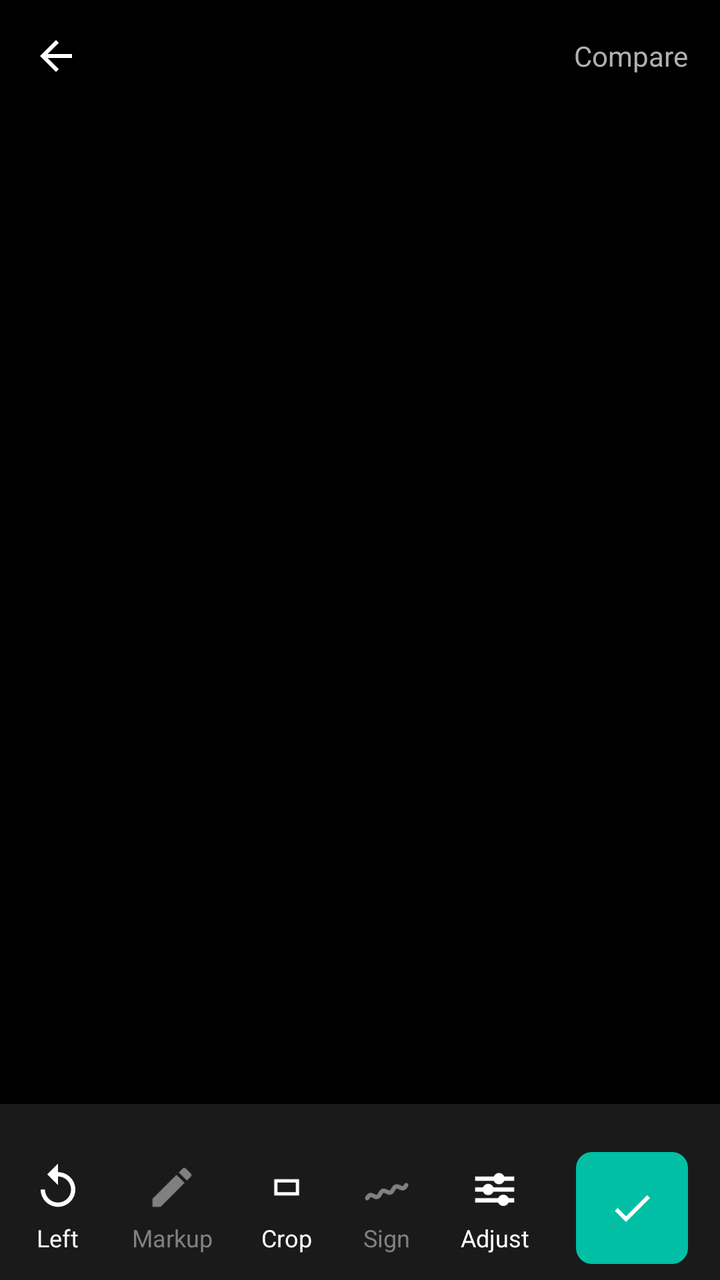
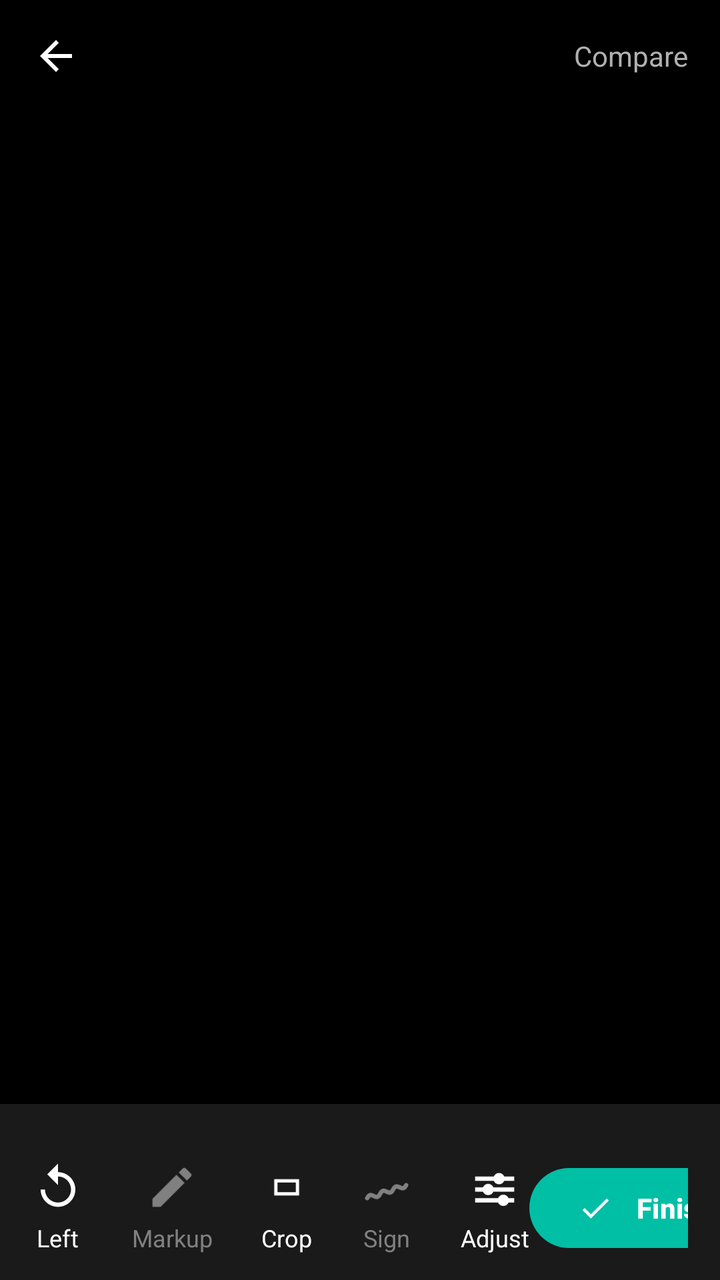

An Android layout rendered at two revisions. The XML below is the earlier revision; the diff shows what the commit changed to produce the second picture.
<!-- AndroidManifest.xml: application theme Theme.Hakunaa -->
<!-- res/layout/activity_enhance.xml -->
<?xml version="1.0" encoding="utf-8"?>
<LinearLayout xmlns:android="http://schemas.android.com/apk/res/android"
    android:layout_width="match_parent"
    android:layout_height="match_parent"
    android:background="#000000"
    android:orientation="vertical">

    
    <LinearLayout
        android:layout_width="match_parent"
        android:layout_height="56dp"
        android:gravity="center_vertical"
        android:orientation="horizontal"
        android:paddingStart="8dp"
        android:paddingEnd="16dp">

        <ImageButton
            android:id="@+id/btnBack"
            android:layout_width="40dp"
            android:layout_height="40dp"
            android:background="@android:color/transparent"
            android:contentDescription="Back"
            android:src="@drawable/ic_arrow_back"
            android:tint="#FFFFFF" />

        <EditText
            android:id="@+id/etDocName"
            android:layout_width="0dp"
            android:layout_height="wrap_content"
            android:layout_marginStart="8dp"
            android:layout_weight="1"
            android:background="@android:color/transparent"
            android:textColor="#FFFFFF"
            android:textSize="18sp" />

        
        <TextView
            android:id="@+id/tvPageIndicator"
            android:layout_width="wrap_content"
            android:layout_height="wrap_content"
            android:layout_marginEnd="12dp"
            android:text=""
            android:textColor="#FFFFFF"
            android:textSize="14sp"
            android:visibility="gone" />

        <TextView
            android:layout_width="wrap_content"
            android:layout_height="wrap_content"
            android:text="Compare"
            android:textColor="#B0B0B0"
            android:textSize="14sp" />
    </LinearLayout>

    
    <ImageView
        android:id="@+id/ivPage"
        android:layout_width="match_parent"
        android:layout_height="0dp"
        android:layout_weight="1"
        android:layout_marginTop="32dp"
        android:scaleType="fitCenter" />

    
    <HorizontalScrollView
        android:layout_width="match_parent"
        android:layout_height="wrap_content"
        android:background="#1A1A1A"
        android:paddingTop="8dp"
        android:paddingBottom="8dp">

        <LinearLayout
            android:id="@+id/filterRow"
            android:layout_width="wrap_content"
            android:layout_height="wrap_content"
            android:orientation="horizontal"
            android:paddingStart="8dp"
            android:paddingEnd="8dp" />
    </HorizontalScrollView>

    
    <LinearLayout
        android:id="@+id/adjustPanel"
        android:layout_width="match_parent"
        android:layout_height="wrap_content"
        android:background="#1A1A1A"
        android:orientation="vertical"
        android:paddingStart="16dp"
        android:paddingEnd="16dp"
        android:paddingTop="4dp"
        android:paddingBottom="8dp"
        android:visibility="gone">

        <LinearLayout
            android:layout_width="match_parent"
            android:layout_height="wrap_content"
            android:gravity="center_vertical"
            android:orientation="horizontal">

            <TextView
                android:layout_width="wrap_content"
                android:layout_height="wrap_content"
                android:text="Adjust"
                android:textColor="#FFFFFF"
                android:textSize="14sp"
                android:textStyle="bold" />

            <View
                android:layout_width="0dp"
                android:layout_height="0dp"
                android:layout_weight="1" />

            <TextView
                android:id="@+id/btnAdjustReset"
                android:layout_width="wrap_content"
                android:layout_height="wrap_content"
                android:padding="8dp"
                android:text="Reset"
                android:textColor="#00BFA5"
                android:textSize="14sp" />

            <TextView
                android:id="@+id/btnAdjustClose"
                android:layout_width="wrap_content"
                android:layout_height="wrap_content"
                android:padding="8dp"
                android:text="✕"
                android:textColor="#B0B0B0"
                android:textSize="14sp" />
        </LinearLayout>

        <LinearLayout
            android:layout_width="match_parent"
            android:layout_height="wrap_content"
            android:gravity="center_vertical"
            android:orientation="horizontal">

            <TextView
                android:layout_width="90dp"
                android:layout_height="wrap_content"
                android:text="Brightness"
                android:textColor="#B0B0B0"
                android:textSize="13sp" />

            <SeekBar
                android:id="@+id/seekBrightness"
                android:layout_width="0dp"
                android:layout_height="wrap_content"
                android:layout_weight="1"
                android:max="200"
                android:progress="100"
                android:progressTint="#00BFA5"
                android:thumbTint="#00BFA5" />

            <TextView
                android:id="@+id/tvBrightnessValue"
                android:layout_width="40dp"
                android:layout_height="wrap_content"
                android:gravity="end"
                android:text="0"
                android:textColor="#FFFFFF"
                android:textSize="13sp" />
        </LinearLayout>

        <LinearLayout
            android:layout_width="match_parent"
            android:layout_height="wrap_content"
            android:gravity="center_vertical"
            android:orientation="horizontal">

            <TextView
                android:layout_width="90dp"
                android:layout_height="wrap_content"
                android:text="Contrast"
                android:textColor="#B0B0B0"
                android:textSize="13sp" />

            <SeekBar
                android:id="@+id/seekContrast"
                android:layout_width="0dp"
                android:layout_height="wrap_content"
                android:layout_weight="1"
                android:max="150"
                android:progress="50"
                android:progressTint="#00BFA5"
                android:thumbTint="#00BFA5" />

            <TextView
                android:id="@+id/tvContrastValue"
                android:layout_width="40dp"
                android:layout_height="wrap_content"
                android:gravity="end"
                android:text="1.00"
                android:textColor="#FFFFFF"
                android:textSize="13sp" />
        </LinearLayout>

        <LinearLayout
            android:layout_width="match_parent"
            android:layout_height="wrap_content"
            android:gravity="center_vertical"
            android:orientation="horizontal">

            <TextView
                android:layout_width="90dp"
                android:layout_height="wrap_content"
                android:text="Sharpness"
                android:textColor="#B0B0B0"
                android:textSize="13sp" />

            <SeekBar
                android:id="@+id/seekSharpness"
                android:layout_width="0dp"
                android:layout_height="wrap_content"
                android:layout_weight="1"
                android:max="100"
                android:progress="40"
                android:progressTint="#00BFA5"
                android:thumbTint="#00BFA5" />

            <TextView
                android:id="@+id/tvSharpnessValue"
                android:layout_width="40dp"
                android:layout_height="wrap_content"
                android:gravity="end"
                android:text="40"
                android:textColor="#FFFFFF"
                android:textSize="13sp" />
        </LinearLayout>
    </LinearLayout>

    
    <LinearLayout
        android:id="@+id/applyAllRow"
        android:layout_width="match_parent"
        android:layout_height="wrap_content"
        android:background="#1A1A1A"
        android:gravity="center_vertical"
        android:orientation="horizontal"
        android:paddingStart="16dp"
        android:paddingEnd="16dp"
        android:paddingTop="4dp"
        android:paddingBottom="8dp"
        android:visibility="gone">

        <CheckBox
            android:id="@+id/cbApplyAll"
            android:layout_width="wrap_content"
            android:layout_height="wrap_content"
            android:buttonTint="#00BFA5"
            android:text="Apply to all pages"
            android:textColor="#FFFFFF"
            android:textSize="14sp" />

        <TextView
            android:id="@+id/tvApplyAllCount"
            android:layout_width="wrap_content"
            android:layout_height="wrap_content"
            android:layout_marginStart="8dp"
            android:text=""
            android:textColor="#808080"
            android:textSize="13sp" />
    </LinearLayout>

    
    <LinearLayout
        android:layout_width="match_parent"
        android:layout_height="72dp"
        android:background="#1A1A1A"
        android:gravity="center_vertical"
        android:orientation="horizontal"
        android:paddingStart="16dp"
        android:paddingEnd="16dp">

        <LinearLayout
            android:id="@+id/btnRotateLeft"
            android:layout_width="wrap_content"
            android:layout_height="wrap_content"
            android:gravity="center"
            android:orientation="vertical">

            <ImageView
                android:layout_width="26dp"
                android:layout_height="26dp"
                android:src="@drawable/ic_rotate_left"
                android:tint="#FFFFFF" />

            <TextView
                android:layout_width="wrap_content"
                android:layout_height="wrap_content"
                android:layout_marginTop="4dp"
                android:text="Left"
                android:textColor="#FFFFFF"
                android:textSize="12sp" />
        </LinearLayout>

        <LinearLayout
            android:layout_width="wrap_content"
            android:layout_height="wrap_content"
            android:layout_marginStart="24dp"
            android:gravity="center"
            android:orientation="vertical">

            <ImageView
                android:layout_width="26dp"
                android:layout_height="26dp"
                android:src="@drawable/ic_markup"
                android:tint="#808080" />

            <TextView
                android:layout_width="wrap_content"
                android:layout_height="wrap_content"
                android:layout_marginTop="4dp"
                android:text="Markup"
                android:textColor="#808080"
                android:textSize="12sp" />
        </LinearLayout>

        
        <LinearLayout
            android:id="@+id/btnCrop"
            android:layout_width="wrap_content"
            android:layout_height="wrap_content"
            android:layout_marginStart="24dp"
            android:gravity="center"
            android:orientation="vertical">

            <ImageView
                android:layout_width="26dp"
                android:layout_height="26dp"
                android:src="@drawable/ic_crop"
                android:tint="#FFFFFF" />

            <TextView
                android:layout_width="wrap_content"
                android:layout_height="wrap_content"
                android:layout_marginTop="4dp"
                android:text="Crop"
                android:textColor="#FFFFFF"
                android:textSize="12sp" />
        </LinearLayout>

        <LinearLayout
            android:layout_width="wrap_content"
            android:layout_height="wrap_content"
            android:layout_marginStart="24dp"
            android:gravity="center"
            android:orientation="vertical">

            <ImageView
                android:layout_width="26dp"
                android:layout_height="26dp"
                android:src="@drawable/ic_sign"
                android:tint="#808080" />

            <TextView
                android:layout_width="wrap_content"
                android:layout_height="wrap_content"
                android:layout_marginTop="4dp"
                android:text="Sign"
                android:textColor="#808080"
                android:textSize="12sp" />
        </LinearLayout>

        
        <LinearLayout
            android:id="@+id/btnAdjust"
            android:layout_width="wrap_content"
            android:layout_height="wrap_content"
            android:layout_marginStart="24dp"
            android:gravity="center"
            android:orientation="vertical">

            <ImageView
                android:id="@+id/ivAdjustIcon"
                android:layout_width="26dp"
                android:layout_height="26dp"
                android:src="@drawable/ic_tune"
                android:tint="#FFFFFF" />

            <TextView
                android:id="@+id/tvAdjustLabel"
                android:layout_width="wrap_content"
                android:layout_height="wrap_content"
                android:layout_marginTop="4dp"
                android:text="Adjust"
                android:textColor="#FFFFFF"
                android:textSize="12sp" />
        </LinearLayout>

        <View
            android:layout_width="0dp"
            android:layout_height="0dp"
            android:layout_weight="1" />

        <ImageButton
            android:id="@+id/btnSave"
            android:layout_width="56dp"
            android:layout_height="56dp"
            android:background="@drawable/bg_teal_button"
            android:contentDescription="Save"
            android:src="@drawable/ic_check"
            android:tint="#FFFFFF" />
    </LinearLayout>
</LinearLayout>
<!-- resources referenced by this layout -->
<resources>
  <!-- drawable bg_teal_button (drawable) -->
  <?xml version="1.0" encoding="utf-8"?>
  <shape xmlns:android="http://schemas.android.com/apk/res/android"
      android:shape="rectangle">
      <corners android:radius="8dp" />
      <solid android:color="#00BFA5" />
  </shape>
  <!-- drawable ic_arrow_back (drawable) -->
  <vector xmlns:android="http://schemas.android.com/apk/res/android"
      android:width="24dp"
      android:height="24dp"
      android:viewportWidth="24"
      android:viewportHeight="24"
      android:tint="#111827">
      <path
          android:fillColor="#FF000000"
          android:pathData="M20,11H7.83l5.59,-5.59L12,4l-8,8 8,8 1.41,-1.41L7.83,13H20v-2z" />
  </vector>
  <!-- drawable ic_check (drawable) -->
  <?xml version="1.0" encoding="utf-8"?>
  <vector xmlns:android="http://schemas.android.com/apk/res/android"
      android:width="24dp"
      android:height="24dp"
      android:viewportWidth="24"
      android:viewportHeight="24">
      <path
          android:fillColor="#FFFFFF"
          android:pathData="M9,16.17L4.83,12l-1.42,1.41L9,19 21,7l-1.41,-1.41z" />
  </vector>
  <!-- drawable ic_rotate_left (drawable) -->
  <?xml version="1.0" encoding="utf-8"?>
  <vector xmlns:android="http://schemas.android.com/apk/res/android"
      android:width="24dp"
      android:height="24dp"
      android:viewportWidth="24"
      android:viewportHeight="24">
      <path
          android:fillColor="#FFFFFF"
          android:pathData="M12,5V1L7,6l5,5V7c3.31,0 6,2.69 6,6s-2.69,6 -6,6 -6,-2.69 -6,-6H4c0,4.42 3.58,8 8,8s8,-3.58 8,-8 -3.58,-8 -8,-8z" />
  </vector>
  <!-- drawable ic_sign (drawable) -->
  <?xml version="1.0" encoding="utf-8"?>
  <vector xmlns:android="http://schemas.android.com/apk/res/android"
      android:width="24dp"
      android:height="24dp"
      android:viewportWidth="24"
      android:viewportHeight="24">
      <path
          android:fillColor="#00000000"
          android:pathData="M3,17C5,13 7,19 9,15C11,11 13,17 15,13C17,9 19,15 21,11"
          android:strokeColor="#FFFFFF"
          android:strokeWidth="2"
          android:strokeLineCap="round" />
  </vector>
  <color name="hakunaa_primary">#0B57D0</color>
  <color name="hakunaa_primary_dark">#0842A0</color>
  <color name="hakunaa_on_primary">#FFFFFF</color>
  <color name="hakunaa_background">#F6F7F9</color>
  <color name="hakunaa_surface">#FFFFFF</color>
  <color name="hakunaa_text">#111827</color>
  <color name="hakunaa_text_secondary">#5B6472</color>
  <!-- unchanged entries left out for length: 4 -->
</resources>

<!-- the commit's change to res/layout/activity_enhance.xml (unified diff, before → after) -->
@@ -1,5 +1,6 @@
 <?xml version="1.0" encoding="utf-8"?>
 <LinearLayout xmlns:android="http://schemas.android.com/apk/res/android"
+    xmlns:app="http://schemas.android.com/apk/res-auto"
     android:layout_width="match_parent"
     android:layout_height="match_parent"
     android:background="#000000"
@@ -247,7 +248,7 @@
             android:id="@+id/cbApplyAll"
             android:layout_width="wrap_content"
             android:layout_height="wrap_content"
-            android:buttonTint="#00BFA5"
+            android:button="@drawable/checkbox_apply_all"
             android:text="Apply to all pages"
             android:textColor="#FFFFFF"
             android:textSize="14sp" />
@@ -393,13 +394,18 @@
             android:layout_height="0dp"
             android:layout_weight="1" />
 
-        <ImageButton
+        
+        <com.google.android.material.button.MaterialButton
             android:id="@+id/btnSave"
-            android:layout_width="56dp"
-            android:layout_height="56dp"
-            android:background="@drawable/bg_teal_button"
-            android:contentDescription="Save"
-            android:src="@drawable/ic_check"
-            android:tint="#FFFFFF" />
+            android:layout_width="wrap_content"
+            android:layout_height="48dp"
+            android:minWidth="120dp"
+            android:text="Finish"
+            android:textColor="#FFFFFF"
+            android:textStyle="bold"
+            app:backgroundTint="#00BFA5"
+            app:cornerRadius="24dp"
+            app:icon="@drawable/ic_check"
+            app:iconTint="#FFFFFF" />
     </LinearLayout>
 </LinearLayout>
<!-- resource entries referenced after the edit -->
@@ -1,12 +1,11 @@
 <!-- resources referenced by this layout -->
 <resources>
-  <!-- drawable bg_teal_button (drawable) -->
+  <!-- drawable checkbox_apply_all (drawable) -->
   <?xml version="1.0" encoding="utf-8"?>
-  <shape xmlns:android="http://schemas.android.com/apk/res/android"
-      android:shape="rectangle">
-      <corners android:radius="8dp" />
-      <solid android:color="#00BFA5" />
-  </shape>
+  <selector xmlns:android="http://schemas.android.com/apk/res/android">
+      <item android:state_checked="true" android:drawable="@drawable/checkbox_checked" />
+      <item android:drawable="@drawable/checkbox_unchecked" />
+  </selector>
   <!-- drawable ic_arrow_back (drawable) -->
   <vector xmlns:android="http://schemas.android.com/apk/res/android"
       android:width="24dp"
@@ -54,6 +53,37 @@
           android:strokeWidth="2"
           android:strokeLineCap="round" />
   </vector>
+  <!-- drawable checkbox_checked (drawable) -->
+  <?xml version="1.0" encoding="utf-8"?>
+  <vector xmlns:android="http://schemas.android.com/apk/res/android"
+      android:width="24dp"
+      android:height="24dp"
+      android:viewportWidth="24"
+      android:viewportHeight="24">
+      <path
+          android:fillColor="#00BFA5"
+          android:pathData="M5,3 h14 a2,2 0 0 1 2,2 v14 a2,2 0 0 1 -2,2 H5 a2,2 0 0 1 -2,-2 V5 a2,2 0 0 1 2,-2 z" />
+      <path
+          android:fillColor="#00000000"
+          android:strokeColor="#FFFFFF"
+          android:strokeWidth="2.5"
+          android:strokeLineCap="round"
+          android:strokeLineJoin="round"
+          android:pathData="M7,12.5 L10.5,16 L17,8.5" />
+  </vector>
+  <!-- drawable checkbox_unchecked (drawable) -->
+  <?xml version="1.0" encoding="utf-8"?>
+  <vector xmlns:android="http://schemas.android.com/apk/res/android"
+      android:width="24dp"
+      android:height="24dp"
+      android:viewportWidth="24"
+      android:viewportHeight="24">
+      <path
+          android:fillColor="#00000000"
+          android:strokeColor="#FFFFFF"
+          android:strokeWidth="2"
+          android:pathData="M5,3 h14 a2,2 0 0 1 2,2 v14 a2,2 0 0 1 -2,2 H5 a2,2 0 0 1 -2,-2 V5 a2,2 0 0 1 2,-2 z" />
+  </vector>
   <color name="hakunaa_primary">#0B57D0</color>
   <color name="hakunaa_primary_dark">#0842A0</color>
   <color name="hakunaa_on_primary">#FFFFFF</color>
